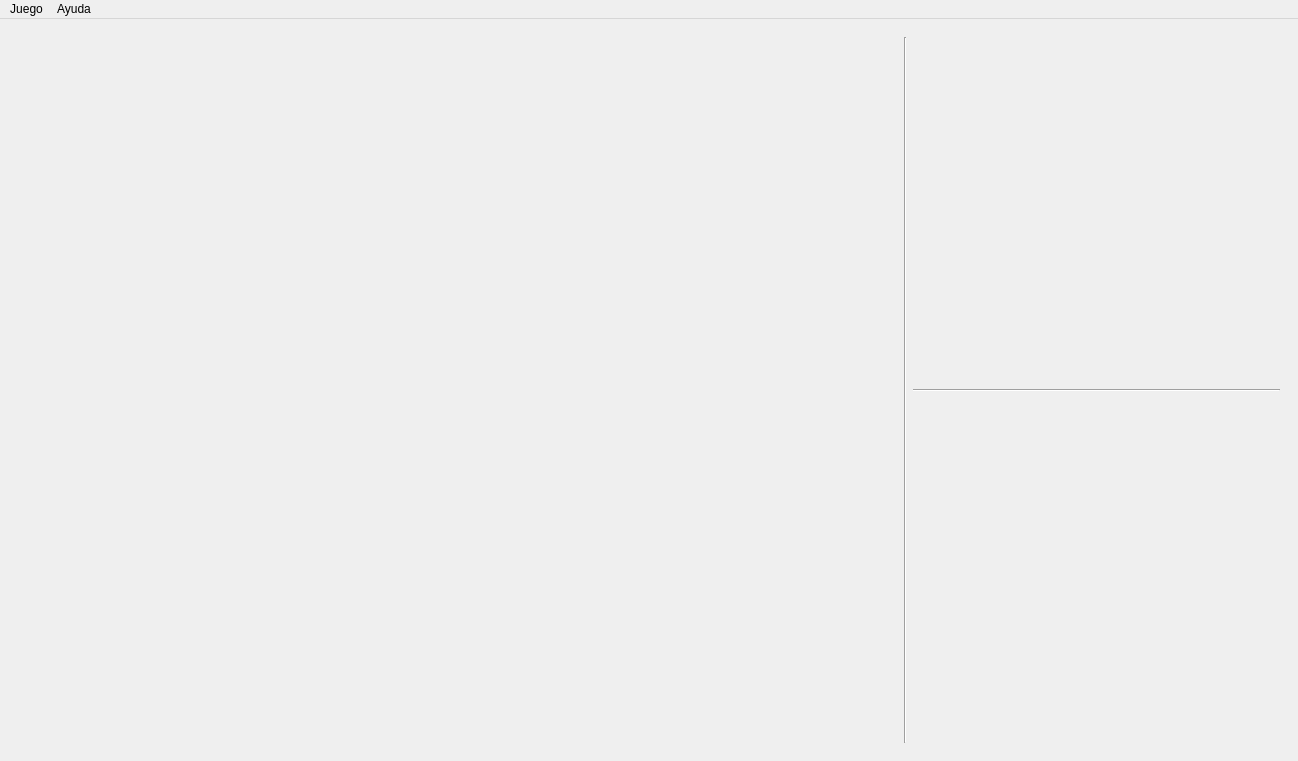
Qt form mainwindow.ui (Joscart/Juego-OCA) before a commit.
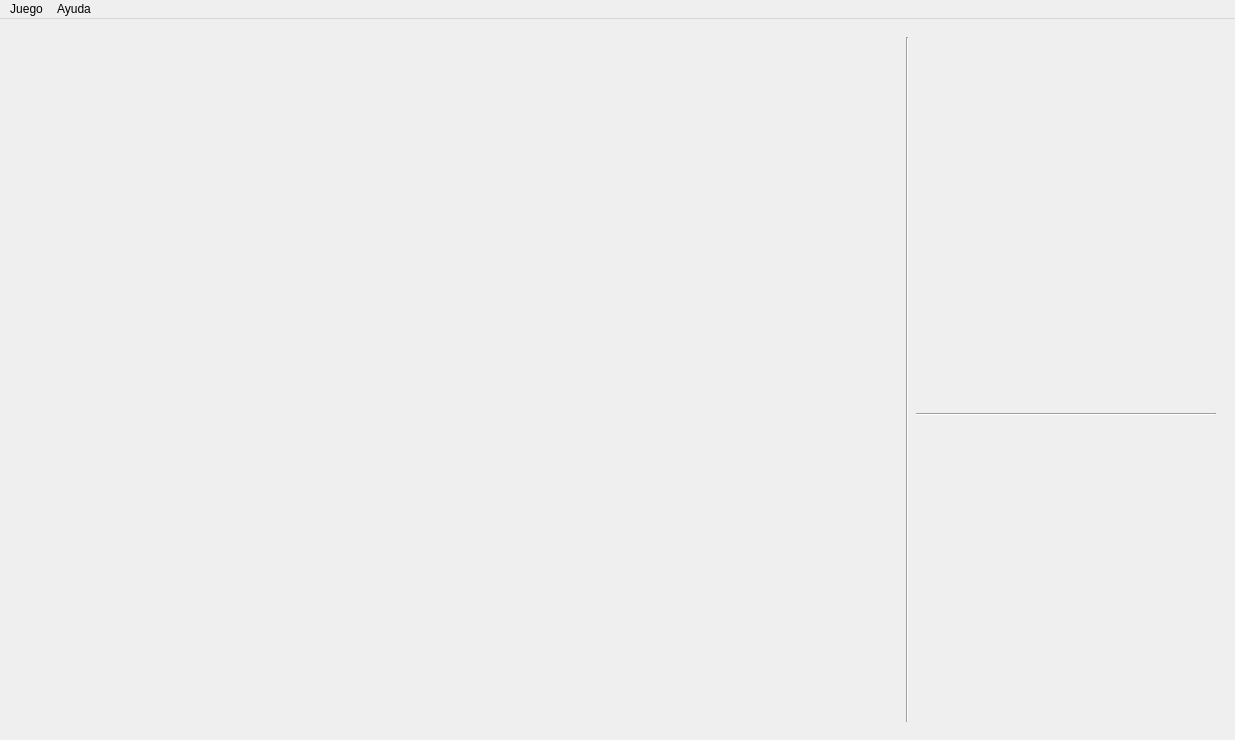
The same form after that commit. The open tabs and pages were chosen to show the change. Icons and pictures are not drawn.

Patch:
```diff
--- a/mainwindow.ui
+++ b/mainwindow.ui
@@ -9,8 +9,8 @@
    <rect>
     <x>0</x>
     <y>0</y>
-    <width>1298</width>
-    <height>761</height>
+    <width>1235</width>
+    <height>740</height>
    </rect>
   </property>
   <property name="sizePolicy">
@@ -66,8 +66,8 @@
       <widget class="QWidget" name="JuegoOca">
        <property name="minimumSize">
         <size>
-         <width>1280</width>
-         <height>700</height>
+         <width>0</width>
+         <height>0</height>
         </size>
        </property>
        <layout class="QVBoxLayout" name="verticalLayout_2">
@@ -78,7 +78,13 @@
             <property name="minimumSize">
              <size>
               <width>880</width>
-              <height>700</height>
+              <height>680</height>
+             </size>
+            </property>
+            <property name="maximumSize">
+             <size>
+              <width>880</width>
+              <height>680</height>
              </size>
             </property>
             <property name="styleSheet">
@@ -108,7 +114,26 @@
              </widget>
             </item>
             <item>
-             <widget class="QWidget" name="widget_3" native="true"/>
+             <widget class="QWidget" name="Dado" native="true">
+              <property name="sizePolicy">
+               <sizepolicy hsizetype="Expanding" vsizetype="Preferred">
+                <horstretch>0</horstretch>
+                <verstretch>0</verstretch>
+               </sizepolicy>
+              </property>
+              <property name="minimumSize">
+               <size>
+                <width>300</width>
+                <height>300</height>
+               </size>
+              </property>
+              <property name="maximumSize">
+               <size>
+                <width>300</width>
+                <height>300</height>
+               </size>
+              </property>
+             </widget>
             </item>
            </layout>
           </item>
@@ -125,8 +150,8 @@
     <rect>
      <x>0</x>
      <y>0</y>
-     <width>1298</width>
-     <height>23</height>
+     <width>1235</width>
+     <height>22</height>
     </rect>
    </property>
    <widget class="QMenu" name="menuJuego">
```
Left out of the diff: 4 changed lines with no effect on the pictures.
